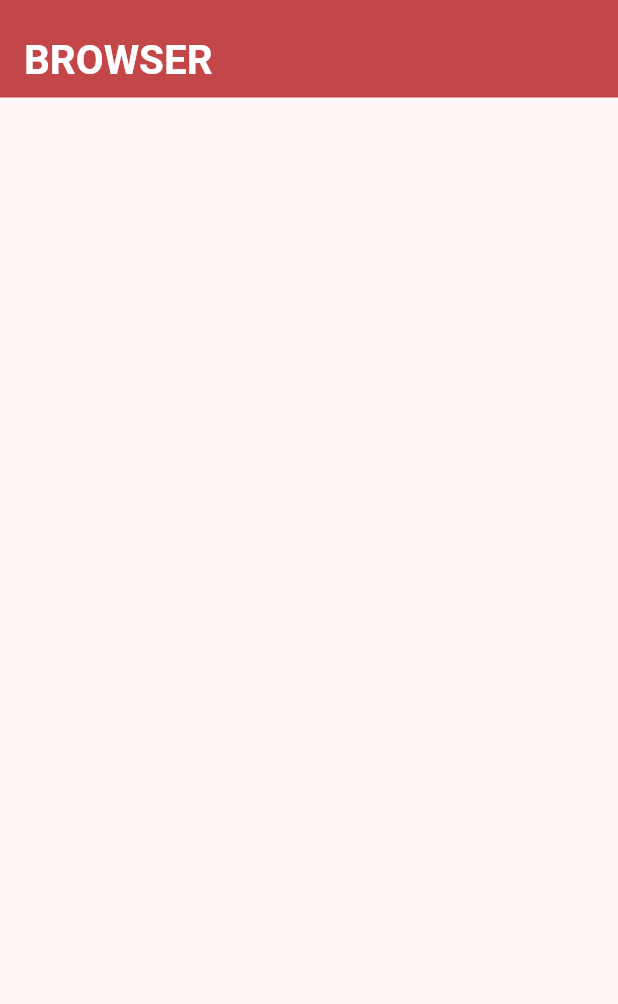
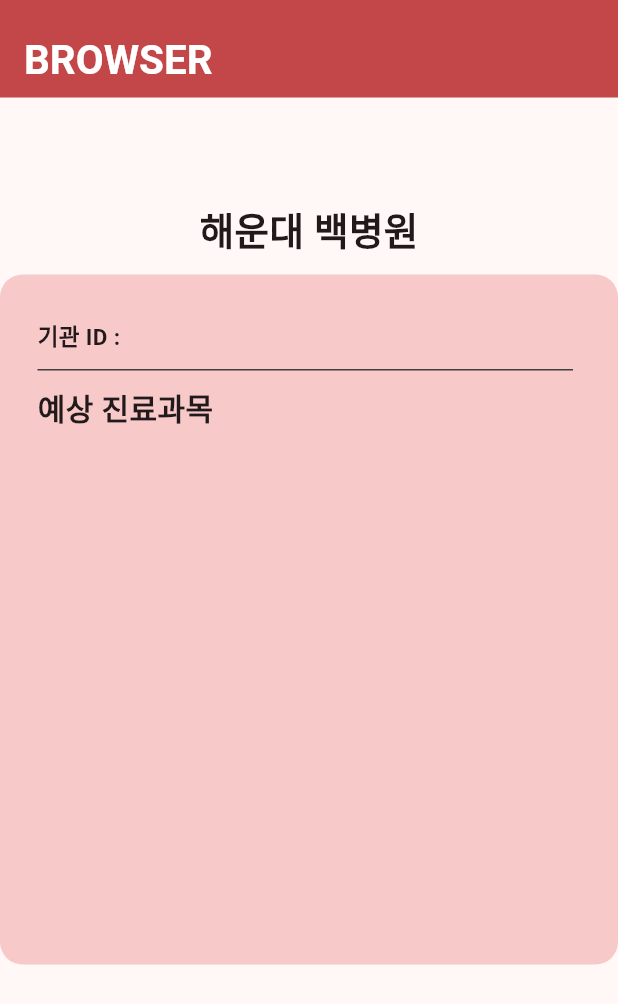
Before and after one commit to imiswest/Browser, a Flutter app: the HospitaldataScreen screen opened directly, on a phone screen of 412 x 824 dp. Shown: the top 1004 px of the screen. Run offline on Flutter 3.47's test engine with Material 3 defaults, Android fonts, the phone set to English and light mode, and no system bars; our stand-ins replace flutter_map, latlong2.

Commit message:
uI 만드는 중

```diff
--- a/client/lib/main.dart
+++ b/client/lib/main.dart
@@ -3,6 +3,7 @@
 import 'package:flutter/material.dart';
 import 'package:flutter_browser/screens/first_screen.dart';
 import 'package:flutter_browser/screens/data_screen.dart';
+import 'package:flutter_browser/screens/hospitalData_screen.dart';
 import 'package:flutter_browser/screens/loding_screen.dart';
 import 'package:flutter_browser/screens/result_screen.dart';
 
@@ -25,7 +26,7 @@
         colorScheme: ColorScheme.fromSeed(seedColor:  Color.fromARGB(255, 253, 194, 204)),
         useMaterial3: true,
       ),
-      home: ResultScreen()
+      home: HospitaldataScreen()
     );
   }
 }
--- a/client/lib/screens/hospitalData_screen.dart
+++ b/client/lib/screens/hospitalData_screen.dart
@@ -14,8 +14,40 @@
     return Scaffold(
       appBar: CustomAppBar(),
 
-      //body: //전체
+      body: Column(
+        children: [
+          Padding(padding: EdgeInsets.only(top: 70)),
+          Center(
+            child: Text("해운대 백병원",style: TextStyle(fontWeight: FontWeight.bold, fontSize: 25) )
+          ),
 
+          Container( //네모 박스
+            margin: EdgeInsets.only(top: 10),
+            width: 450,
+            height: 460,
+            decoration: BoxDecoration(
+              color: Color.fromARGB(255, 247, 201, 201), // Container의배경색
+              borderRadius: BorderRadius.circular(15)
+            ),
+
+            padding: EdgeInsets.fromLTRB(25, 30, 30, 0),
+            child: Column(
+              crossAxisAlignment: CrossAxisAlignment.start,
+              children: [
+                Text("기관 ID : ", style: TextStyle(fontWeight: FontWeight.bold, fontSize: 15),),
+                Container(
+                  margin: EdgeInsets.only(top: 10,bottom: 10),
+                  width: 400, height: 1, color: Color.fromARGB(255, 61, 61, 61),
+                ),
+
+                Text("예상 진료과목",style: TextStyle(fontWeight: FontWeight.bold, fontSize: 20)),
+              ],
+            )
+
+          )
+        ],
+
+      )
     );
   }
 }
```
